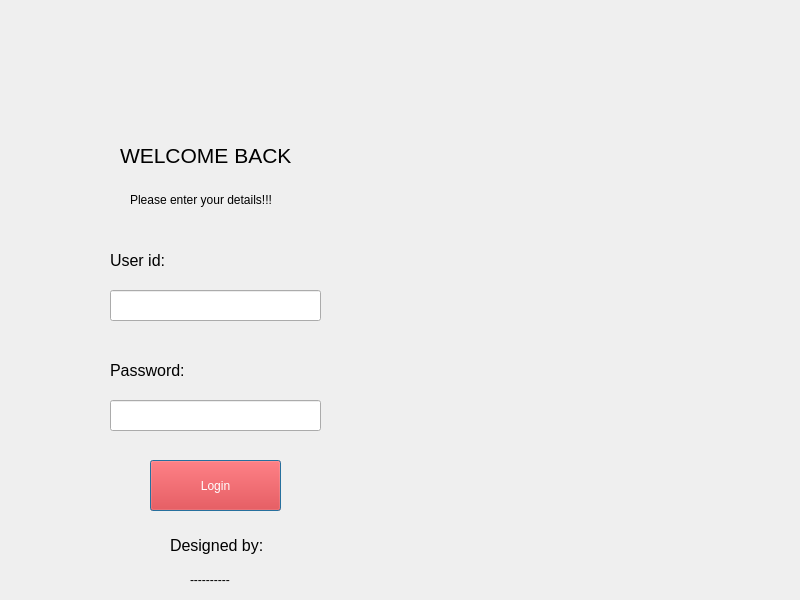
dev-pratik02/RMS, file RMS_qt/login_page.ui: the form before one commit.
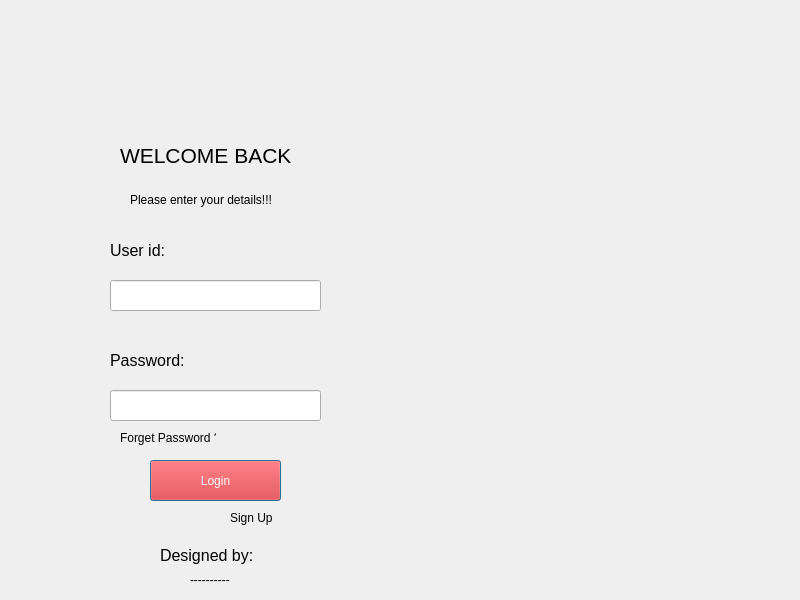
The form after the commit.

Commit message: login page update

```diff
--- a/RMS_qt/login_page.ui
+++ b/RMS_qt/login_page.ui
@@ -54,7 +54,7 @@
    <property name="geometry">
     <rect>
      <x>110</x>
-     <y>250</y>
+     <y>240</y>
      <width>81</width>
      <height>21</height>
     </rect>
@@ -73,7 +73,7 @@
    <property name="geometry">
     <rect>
      <x>110</x>
-     <y>290</y>
+     <y>280</y>
      <width>211</width>
      <height>31</height>
     </rect>
@@ -83,7 +83,7 @@
    <property name="geometry">
     <rect>
      <x>110</x>
-     <y>360</y>
+     <y>350</y>
      <width>101</width>
      <height>20</height>
     </rect>
@@ -102,7 +102,7 @@
    <property name="geometry">
     <rect>
      <x>110</x>
-     <y>400</y>
+     <y>390</y>
      <width>211</width>
      <height>31</height>
     </rect>
@@ -114,7 +114,7 @@
      <x>150</x>
      <y>460</y>
      <width>131</width>
-     <height>51</height>
+     <height>41</height>
     </rect>
    </property>
    <property name="styleSheet">
@@ -129,8 +129,8 @@
   <widget class="QLabel" name="label">
    <property name="geometry">
     <rect>
-     <x>170</x>
-     <y>530</y>
+     <x>160</x>
+     <y>540</y>
      <width>121</width>
      <height>31</height>
     </rect>
@@ -184,6 +184,32 @@
     <string/>
    </property>
   </widget>
+  <widget class="QLabel" name="label_forgotpass">
+   <property name="geometry">
+    <rect>
+     <x>120</x>
+     <y>430</y>
+     <width>96</width>
+     <height>16</height>
+    </rect>
+   </property>
+   <property name="text">
+    <string>Forget Password ?</string>
+   </property>
+  </widget>
+  <widget class="QLabel" name="label_signup">
+   <property name="geometry">
+    <rect>
+     <x>230</x>
+     <y>510</y>
+     <width>42</width>
+     <height>16</height>
+    </rect>
+   </property>
+   <property name="text">
+    <string>Sign Up</string>
+   </property>
+  </widget>
  </widget>
  <resources/>
  <connections/>
```
The commit also changes 669 other files.
